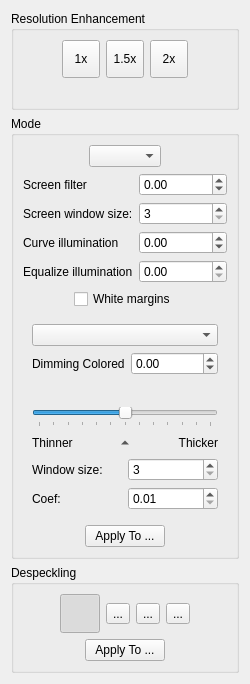
ImageProcessing-ElectronicPublications/scantailor-experimental, file src/filters/output/ui/OutputOptionsWidget.ui: the form before one commit.
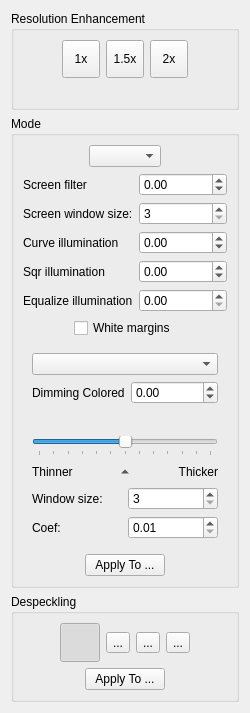
The form after the commit. Icons and pictures are not drawn.

Commit message: 0.2023.08.08: filter: sqr illumination

```diff
--- a/src/filters/output/ui/OutputOptionsWidget.ui
+++ b/src/filters/output/ui/OutputOptionsWidget.ui
@@ -234,13 +234,36 @@
          </widget>
         </item>
         <item row="3" column="0">
+         <widget class="QLabel" name="sqrCoefLabel">
+          <property name="text">
+           <string>Sqr illumination</string>
+          </property>
+         </widget>
+        </item>
+        <item row="3" column="1">
+         <widget class="QDoubleSpinBox" name="sqrCoef">
+          <property name="toolTip">
+           <string>Value is -1.0 .. 1.0.</string>
+          </property>
+          <property name="minimum">
+           <double>-1.0</double>
+          </property>
+          <property name="maximum">
+           <double>1.0</double>
+          </property>
+          <property name="singleStep">
+           <double>0.1</double>
+          </property>
+         </widget>
+        </item>
+        <item row="4" column="0">
          <widget class="QLabel" name="normalizeCoefLabel">
           <property name="text">
            <string>Equalize illumination</string>
           </property>
          </widget>
         </item>
-        <item row="3" column="1">
+        <item row="4" column="1">
          <widget class="QDoubleSpinBox" name="normalizeCoef">
           <property name="toolTip">
            <string>Value is 0.0 .. 1.0.</string>
```
The commit also changes 8 other files.
